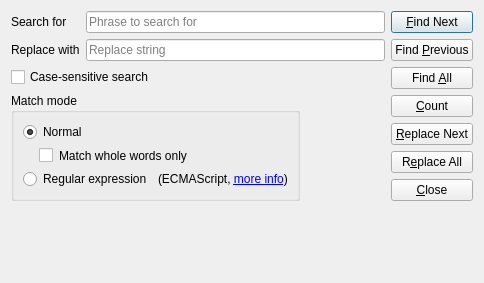
This is src/gui/dialogs/formfindreplace.ui in martinrotter/textosaurus as Qt 5 draws it before an edit. The edited form follows.
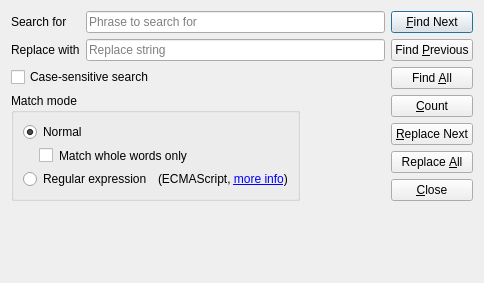
This is the edited form. Custom widgets are drawn as their Qt base class.

Commit message: Initial implementation of "Replace next".

Diff of the .ui file:
```diff
--- a/src/gui/dialogs/formfindreplace.ui
+++ b/src/gui/dialogs/formfindreplace.ui
@@ -110,7 +110,7 @@
      <item>
       <widget class="QPushButton" name="m_btnReplaceAll">
        <property name="text">
-        <string>R&amp;eplace All</string>
+        <string>Replace &amp;All</string>
        </property>
       </widget>
      </item>
```
The commit also changes 3 other files.
